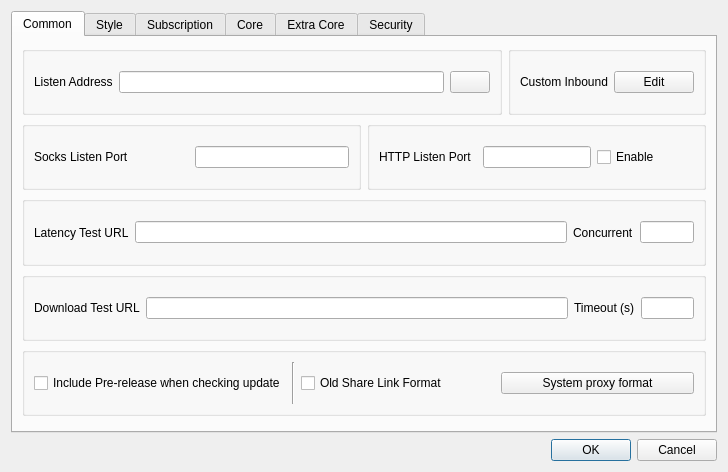
Old version of the form ui/dialog_basic_settings.ui in the repository shengmo0210/nekoray.
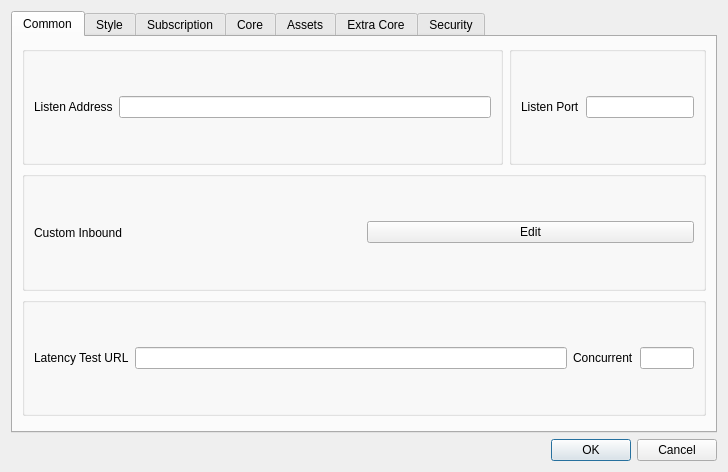
New version of the form. Custom widgets are drawn as their Qt base class.

Commit message: feat: Add geo Asset management and Remove pointless features

```diff
--- a/ui/dialog_basic_settings.ui
+++ b/ui/dialog_basic_settings.ui
@@ -30,7 +30,7 @@
      </property>
     </widget>
    </item>
-   <item row="2" column="3">
+   <item row="0" column="3">
     <widget class="QTabWidget" name="tabWidget">
      <property name="minimumSize">
       <size>
@@ -61,16 +61,36 @@
             <item>
              <widget class="QLineEdit" name="inbound_address"/>
             </item>
+           </layout>
+          </widget>
+         </item>
+         <item>
+          <widget class="QGroupBox" name="horizontalGroupBox_2">
+           <layout class="QHBoxLayout" name="horizontalLayout_13">
             <item>
-             <widget class="QPushButton" name="inbound_auth">
+             <widget class="QLabel" name="inbound_socks_port_l">
               <property name="text">
-               <string notr="true"/>
+               <string>Listen Port</string>
+              </property>
+             </widget>
+            </item>
+            <item>
+             <widget class="QLineEdit" name="inbound_socks_port">
+              <property name="sizePolicy">
+               <sizepolicy hsizetype="Preferred" vsizetype="Fixed">
+                <horstretch>0</horstretch>
+                <verstretch>0</verstretch>
+               </sizepolicy>
               </property>
              </widget>
             </item>
            </layout>
           </widget>
          </item>
+        </layout>
+       </item>
+       <item>
+        <layout class="QHBoxLayout" name="hlayout_l2">
          <item>
           <widget class="QGroupBox" name="groupbox_custom_inbound">
            <layout class="QHBoxLayout" name="horizontalLayout_10">
@@ -93,63 +113,6 @@
          </item>
         </layout>
        </item>
-       <item>
-        <layout class="QHBoxLayout" name="hlayout_l2">
-         <item>
-          <widget class="QGroupBox" name="horizontalGroupBox_2">
-           <layout class="QHBoxLayout" name="horizontalLayout_13">
-            <item>
-             <widget class="QLabel" name="inbound_socks_port_l">
-              <property name="text">
-               <string>Socks Listen Port</string>
-              </property>
-             </widget>
-            </item>
-            <item>
-             <widget class="QLineEdit" name="inbound_socks_port">
-              <property name="sizePolicy">
-               <sizepolicy hsizetype="Preferred" vsizetype="Fixed">
-                <horstretch>0</horstretch>
-                <verstretch>0</verstretch>
-               </sizepolicy>
-              </property>
-             </widget>
-            </item>
-           </layout>
-          </widget>
-         </item>
-         <item>
-          <widget class="QGroupBox" name="groupBox_http">
-           <layout class="QHBoxLayout" name="horizontalLayout_16">
-            <item>
-             <widget class="QLabel" name="label_5">
-              <property name="text">
-               <string>HTTP Listen Port</string>
-              </property>
-             </widget>
-            </item>
-            <item>
-             <widget class="QLineEdit" name="inbound_http_port">
-              <property name="sizePolicy">
-               <sizepolicy hsizetype="Preferred" vsizetype="Fixed">
-                <horstretch>0</horstretch>
-                <verstretch>0</verstretch>
-               </sizepolicy>
-              </property>
-             </widget>
-            </item>
-            <item>
-             <widget class="QCheckBox" name="http_enable">
-              <property name="text">
-               <string>Enable</string>
-              </property>
-             </widget>
-            </item>
-           </layout>
-          </widget>
-         </item>
-        </layout>
-       </item>
        <item>
         <widget class="QGroupBox" name="groupBox1">
          <layout class="QHBoxLayout" name="horizontalLayout_9" stretch="0,8,1,1">
@@ -176,69 +139,6 @@
          </layout>
         </widget>
        </item>
-       <item>
-        <widget class="QGroupBox" name="horizontalGroupBox">
-         <layout class="QHBoxLayout" name="horizontalLayout_12" stretch="0,8,1,1">
-          <item>
-           <widget class="QLabel" name="label_19">
-            <property name="text">
-             <string>Download Test URL</string>
-            </property>
-           </widget>
-          </item>
-          <item>
-           <widget class="MyLineEdit" name="test_download_url"/>
-          </item>
-          <item>
-           <widget class="QLabel" name="label_10">
-            <property name="text">
-             <string>Timeout (s)</string>
-            </property>
-           </widget>
-          </item>
-          <item>
-           <widget class="QLineEdit" name="test_download_timeout"/>
-          </item>
-         </layout>
-        </widget>
-       </item>
-       <item>
-        <widget class="QGroupBox" name="horizontalGroupBox1">
-         <layout class="QHBoxLayout" name="horizontalLayout_18">
-          <item>
-           <widget class="QCheckBox" name="check_include_pre">
-            <property name="text">
-             <string>Include Pre-release when checking update</string>
-            </property>
-           </widget>
-          </item>
-          <item>
-           <widget class="Line" name="sys_proxy_format_vline">
-            <property name="orientation">
-             <enum>Qt::Orientation::Vertical</enum>
-            </property>
-           </widget>
-          </item>
-          <item>
-           <widget class="QCheckBox" name="old_share_link_format">
-            <property name="toolTip">
-             <string>Share VMess Link with v2rayN Format</string>
-            </property>
-            <property name="text">
-             <string>Old Share Link Format</string>
-            </property>
-           </widget>
-          </item>
-          <item>
-           <widget class="QPushButton" name="sys_proxy_format">
-            <property name="text">
-             <string>System proxy format</string>
-            </property>
-           </widget>
-          </item>
-         </layout>
-        </widget>
-       </item>
        <item>
         <widget class="QWidget" name="horizontalWidget_1" native="true">
          <property name="sizePolicy">
@@ -781,6 +681,93 @@
        </item>
       </layout>
      </widget>
+     <widget class="QWidget" name="tab">
+      <attribute name="title">
+       <string>Assets</string>
+      </attribute>
+      <layout class="QVBoxLayout" name="verticalLayout_7">
+       <item>
+        <widget class="QGroupBox" name="groupBox_3">
+         <property name="title">
+          <string>Geo Assets and Rule-sets</string>
+         </property>
+         <layout class="QVBoxLayout" name="verticalLayout_8">
+          <item>
+           <widget class="QPushButton" name="remove_srs_btn">
+            <property name="toolTip">
+             <string>&lt;html&gt;&lt;head/&gt;&lt;body&gt;&lt;p&gt;Remove the currently generated rule-sets so that they can be regenerated&lt;/p&gt;&lt;/body&gt;&lt;/html&gt;</string>
+            </property>
+            <property name="text">
+             <string>Remove Generated Rule-sets</string>
+            </property>
+           </widget>
+          </item>
+          <item>
+           <widget class="QWidget" name="widget" native="true">
+            <layout class="QVBoxLayout" name="verticalLayout_9">
+             <item>
+              <layout class="QHBoxLayout" name="horizontalLayout_11">
+               <item>
+                <widget class="QLabel" name="geoip_url_l">
+                 <property name="text">
+                  <string>GeoIP URL</string>
+                 </property>
+                </widget>
+               </item>
+               <item>
+                <widget class="QLineEdit" name="geoip_url"/>
+               </item>
+               <item>
+                <widget class="QPushButton" name="geoip_auto_btn">
+                 <property name="toolTip">
+                  <string>&lt;html&gt;&lt;head/&gt;&lt;body&gt;&lt;p&gt;Sets the URL to the latest sing-geoip release URL&lt;/p&gt;&lt;/body&gt;&lt;/html&gt;</string>
+                 </property>
+                 <property name="text">
+                  <string>Use Sing-Geoip</string>
+                 </property>
+                </widget>
+               </item>
+              </layout>
+             </item>
+             <item>
+              <layout class="QHBoxLayout" name="horizontalLayout_14">
+               <item>
+                <widget class="QLabel" name="geosite_url_l">
+                 <property name="text">
+                  <string>GeoSite URL</string>
+                 </property>
+                </widget>
+               </item>
+               <item>
+                <widget class="QLineEdit" name="geosite_url"/>
+               </item>
+               <item>
+                <widget class="QPushButton" name="geosite_auto_btn">
+                 <property name="toolTip">
+                  <string>&lt;html&gt;&lt;head/&gt;&lt;body&gt;&lt;p&gt;Sets the URL to the latest sing-geosite release URL&lt;/p&gt;&lt;/body&gt;&lt;/html&gt;</string>
+                 </property>
+                 <property name="text">
+                  <string>Use Sing-Geosite</string>
+                 </property>
+                </widget>
+               </item>
+              </layout>
+             </item>
+             <item>
+              <widget class="QPushButton" name="download_geo_btn">
+               <property name="text">
+                <string>Download and Replace Geo files</string>
+               </property>
+              </widget>
+             </item>
+            </layout>
+           </widget>
+          </item>
+         </layout>
+        </widget>
+       </item>
+      </layout>
+     </widget>
      <widget class="QWidget" name="tab_6">
       <attribute name="title">
        <string>Extra Core</string>
```
Left out of the diff: 47 changed lines with no effect on the pictures. The commit also changes 19 other files.
